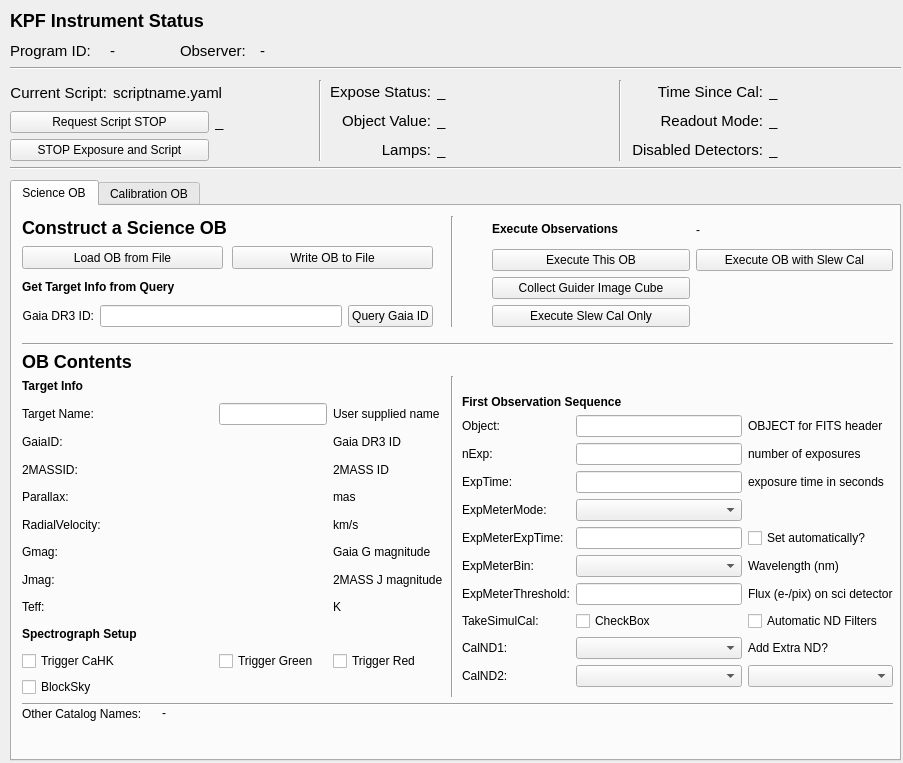
First picture: the form in kpf/OB_GUI/KPF_OB_GUI.ui, repository KeckObservatory/KPFTranslator, before the edit.
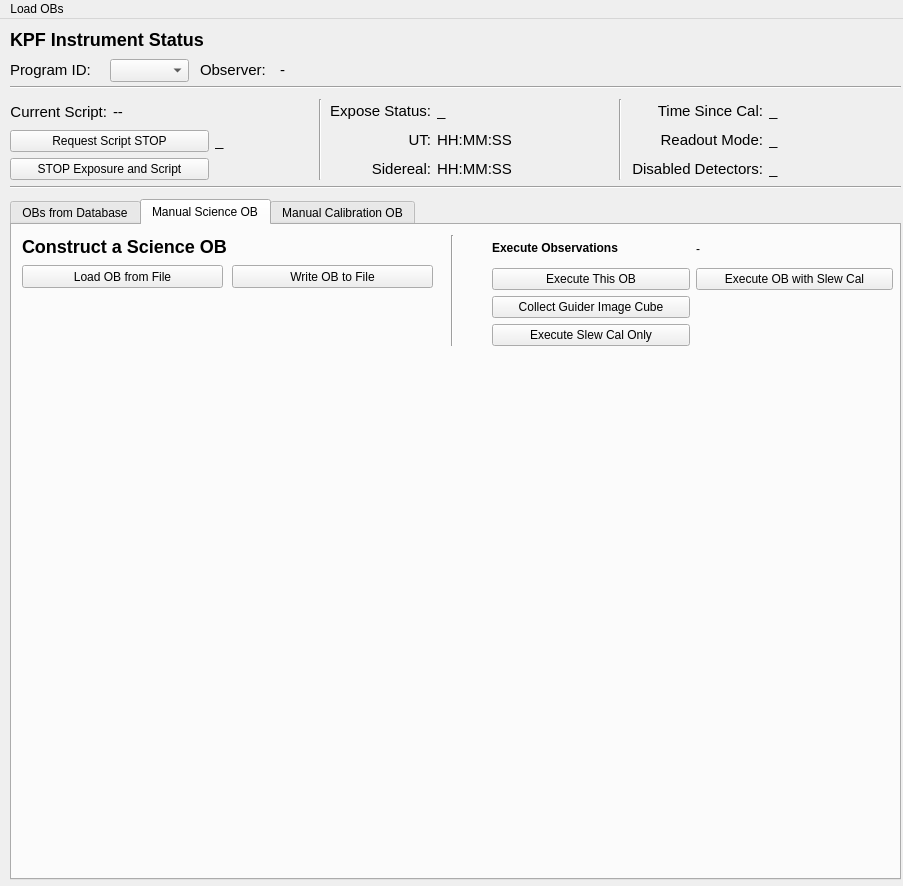
Second picture: the form after the edit. The open tabs and pages were chosen to show the change.

Commit message: Drafting OB GUI

```diff
--- a/kpf/OB_GUI/KPF_OB_GUI.ui
+++ b/kpf/OB_GUI/KPF_OB_GUI.ui
@@ -7,7 +7,7 @@
     <x>0</x>
     <y>0</y>
     <width>903</width>
-    <height>763</height>
+    <height>886</height>
    </rect>
   </property>
   <property name="windowTitle">
@@ -75,7 +75,7 @@
         <number>1</number>
        </property>
        <property name="text">
-        <string>scriptname.yaml</string>
+        <string>--</string>
        </property>
       </widget>
      </item>
@@ -162,7 +162,7 @@
         </font>
        </property>
        <property name="text">
-        <string>Lamps:</string>
+        <string>Sidereal:</string>
        </property>
        <property name="alignment">
         <set>Qt::AlignRight|Qt::AlignTrailing|Qt::AlignVCenter</set>
@@ -177,7 +177,7 @@
         </font>
        </property>
        <property name="text">
-        <string>Object Value:</string>
+        <string>UT:</string>
        </property>
        <property name="alignment">
         <set>Qt::AlignRight|Qt::AlignTrailing|Qt::AlignVCenter</set>
@@ -211,27 +211,27 @@
        </property>
       </widget>
      </item>
-     <item row="1" column="1">
-      <widget class="QLabel" name="object_current_value">
+     <item row="2" column="1">
+      <widget class="QLabel" name="SiderealTimeValue">
        <property name="font">
         <font>
          <pointsize>11</pointsize>
         </font>
        </property>
        <property name="text">
-        <string>_</string>
+        <string>HH:MM:SS</string>
        </property>
       </widget>
      </item>
-     <item row="2" column="1">
-      <widget class="QLabel" name="lamps_value">
+     <item row="1" column="1">
+      <widget class="QLabel" name="UTValue">
        <property name="font">
         <font>
          <pointsize>11</pointsize>
         </font>
        </property>
        <property name="text">
-        <string>_</string>
+        <string>HH:MM:SS</string>
        </property>
       </widget>
      </item>
@@ -365,58 +365,358 @@
       <x>10</x>
       <y>180</y>
       <width>891</width>
-      <height>581</height>
+      <height>681</height>
      </rect>
     </property>
     <property name="currentIndex">
      <number>0</number>
     </property>
+    <widget class="QWidget" name="tab">
+     <attribute name="title">
+      <string>OBs from Database</string>
+     </attribute>
+     <widget class="QGroupBox" name="groupBox">
+      <property name="geometry">
+       <rect>
+        <x>10</x>
+        <y>10</y>
+        <width>511</width>
+        <height>631</height>
+       </rect>
+      </property>
+      <property name="title">
+       <string>Observing Block List</string>
+      </property>
+      <widget class="QComboBox" name="SortOBs_ComboBox">
+       <property name="geometry">
+        <rect>
+         <x>80</x>
+         <y>30</y>
+         <width>141</width>
+         <height>23</height>
+        </rect>
+       </property>
+      </widget>
+      <widget class="QLabel" name="label_88">
+       <property name="geometry">
+        <rect>
+         <x>10</x>
+         <y>30</y>
+         <width>61</width>
+         <height>21</height>
+        </rect>
+       </property>
+       <property name="font">
+        <font>
+         <pointsize>11</pointsize>
+        </font>
+       </property>
+       <property name="text">
+        <string>Sort By:</string>
+       </property>
+      </widget>
+      <widget class="QListView" name="OBList">
+       <property name="geometry">
+        <rect>
+         <x>10</x>
+         <y>60</y>
+         <width>491</width>
+         <height>561</height>
+        </rect>
+       </property>
+      </widget>
+     </widget>
+     <widget class="QGroupBox" name="groupBox_2">
+      <property name="geometry">
+       <rect>
+        <x>540</x>
+        <y>10</y>
+        <width>331</width>
+        <height>631</height>
+       </rect>
+      </property>
+      <property name="title">
+       <string>Selected Observing Block Details</string>
+      </property>
+      <widget class="QWidget" name="gridLayoutWidget_14">
+       <property name="geometry">
+        <rect>
+         <x>10</x>
+         <y>30</y>
+         <width>311</width>
+         <height>201</height>
+        </rect>
+       </property>
+       <layout class="QGridLayout" name="gridLayout_3">
+        <item row="2" column="1">
+         <widget class="QLabel" name="SOB_TargetRA">
+          <property name="text">
+           <string>--</string>
+          </property>
+         </widget>
+        </item>
+        <item row="6" column="1">
+         <widget class="QLabel" name="SOB_nExp">
+          <property name="text">
+           <string>--</string>
+          </property>
+         </widget>
+        </item>
+        <item row="5" column="1">
+         <widget class="QLabel" name="SOB_Gmag">
+          <property name="text">
+           <string>--</string>
+          </property>
+         </widget>
+        </item>
+        <item row="1" column="1">
+         <widget class="QLabel" name="SOB_TargetName">
+          <property name="text">
+           <string>--</string>
+          </property>
+         </widget>
+        </item>
+        <item row="3" column="0">
+         <widget class="QLabel" name="TargetDecLabel">
+          <property name="text">
+           <string>Dec:</string>
+          </property>
+         </widget>
+        </item>
+        <item row="4" column="1">
+         <widget class="QLabel" name="SOB_Jmag">
+          <property name="text">
+           <string>--</string>
+          </property>
+         </widget>
+        </item>
+        <item row="5" column="0">
+         <widget class="QLabel" name="label_47">
+          <property name="text">
+           <string>G magnitude</string>
+          </property>
+         </widget>
+        </item>
+        <item row="6" column="0">
+         <widget class="QLabel" name="label_49">
+          <property name="text">
+           <string>nExp:</string>
+          </property>
+         </widget>
+        </item>
+        <item row="7" column="0">
+         <widget class="QLabel" name="label_51">
+          <property name="text">
+           <string>ExpTime:</string>
+          </property>
+         </widget>
+        </item>
+        <item row="7" column="1">
+         <widget class="QLabel" name="SOB_ExpTime">
+          <property name="text">
+           <string>--</string>
+          </property>
+         </widget>
+        </item>
+        <item row="4" column="0">
+         <widget class="QLabel" name="label_45">
+          <property name="text">
+           <string>J magnitude:</string>
+          </property>
+         </widget>
+        </item>
+        <item row="3" column="1">
+         <widget class="QLabel" name="SOB_TargetDec">
+          <property name="text">
+           <string>--</string>
+          </property>
+         </widget>
+        </item>
+        <item row="2" column="0">
+         <widget class="QLabel" name="TargetRALabel">
+          <property name="text">
+           <string>RA:</string>
+          </property>
+         </widget>
+        </item>
+        <item row="1" column="0">
+         <widget class="QLabel" name="TargetNameLabel">
+          <property name="text">
+           <string>Target Name:</string>
+          </property>
+         </widget>
+        </item>
+        <item row="0" column="0">
+         <widget class="QLabel" name="label_73">
+          <property name="text">
+           <string>OB Values</string>
+          </property>
+         </widget>
+        </item>
+       </layout>
+      </widget>
+      <widget class="QWidget" name="gridLayoutWidget_15">
+       <property name="geometry">
+        <rect>
+         <x>10</x>
+         <y>240</y>
+         <width>311</width>
+         <height>201</height>
+        </rect>
+       </property>
+       <layout class="QGridLayout" name="gridLayout_4">
+        <item row="5" column="1">
+         <widget class="QLabel" name="SOB_TimeToSet">
+          <property name="text">
+           <string>--</string>
+          </property>
+         </widget>
+        </item>
+        <item row="2" column="0">
+         <widget class="QLabel" name="label_69">
+          <property name="text">
+           <string>Az:</string>
+          </property>
+         </widget>
+        </item>
+        <item row="1" column="1">
+         <widget class="QLabel" name="SOB_EL">
+          <property name="text">
+           <string>--</string>
+          </property>
+         </widget>
+        </item>
+        <item row="3" column="0">
+         <widget class="QLabel" name="label_61">
+          <property name="text">
+           <string>Airmass:</string>
+          </property>
+         </widget>
+        </item>
+        <item row="6" column="0">
+         <widget class="QLabel" name="label_64">
+          <property name="text">
+           <string>Az Slew Distance:</string>
+          </property>
+         </widget>
+        </item>
+        <item row="1" column="0">
+         <widget class="QLabel" name="label_70">
+          <property name="text">
+           <string>Alt:</string>
+          </property>
+         </widget>
+        </item>
+        <item row="5" column="0">
+         <widget class="QLabel" name="label_63">
+          <property name="text">
+           <string>Time Until Set (30 / limit):</string>
+          </property>
+         </widget>
+        </item>
+        <item row="4" column="0">
+         <widget class="QLabel" name="label_67">
+          <property name="text">
+           <string>Time Until Rise:</string>
+          </property>
+         </widget>
+        </item>
+        <item row="6" column="1">
+         <widget class="QLabel" name="SOB_AzSlew">
+          <property name="text">
+           <string>--</string>
+          </property>
+         </widget>
+        </item>
+        <item row="2" column="1">
+         <widget class="QLabel" name="SOB_Az">
+          <property name="text">
+           <string>--</string>
+          </property>
+         </widget>
+        </item>
+        <item row="7" column="1">
+         <widget class="QLabel" name="SOB_ELSlew">
+          <property name="text">
+           <string>--</string>
+          </property>
+         </widget>
+        </item>
+        <item row="4" column="1">
+         <widget class="QLabel" name="SOB_TimeToRise">
+          <property name="text">
+           <string>--</string>
+          </property>
+         </widget>
+        </item>
+        <item row="7" column="0">
+         <widget class="QLabel" name="label_65">
+          <property name="text">
+           <string>EL Slew Distance:</string>
+          </property>
+         </widget>
+        </item>
+        <item row="3" column="1">
+         <widget class="QLabel" name="SOB_Airmass">
+          <property name="text">
+           <string>--</string>
+          </property>
+         </widget>
+        </item>
+        <item row="0" column="0">
+         <widget class="QLabel" name="label_72">
+          <property name="text">
+           <string>Calculated Values</string>
+          </property>
+         </widget>
+        </item>
+       </layout>
+      </widget>
+      <widget class="QPushButton" name="SOB_ExecuteButton">
+       <property name="geometry">
+        <rect>
+         <x>10</x>
+         <y>450</y>
+         <width>181</width>
+         <height>23</height>
+        </rect>
+       </property>
+       <property name="text">
+        <string>Execute Selected OB</string>
+       </property>
+      </widget>
+      <widget class="QPushButton" name="SOB_HideButton">
+       <property name="geometry">
+        <rect>
+         <x>10</x>
+         <y>510</y>
+         <width>181</width>
+         <height>23</height>
+        </rect>
+       </property>
+       <property name="text">
+        <string>Hide Selected OB in List</string>
+       </property>
+      </widget>
+      <widget class="QPushButton" name="SOB_ExecuteWithSlewCalButton">
+       <property name="geometry">
+        <rect>
+         <x>10</x>
+         <y>480</y>
+         <width>181</width>
+         <height>23</height>
+        </rect>
+       </property>
+       <property name="text">
+        <string>Execute OB with Slew Cal</string>
+       </property>
+      </widget>
+     </widget>
+    </widget>
     <widget class="QWidget" name="ScienceOB">
      <attribute name="title">
-      <string>Science OB</string>
+      <string>Manual Science OB</string>
      </attribute>
-     <widget class="QWidget" name="gridLayoutWidget">
-      <property name="geometry">
-       <rect>
-        <x>10</x>
-        <y>70</y>
-        <width>411</width>
-        <height>51</height>
-       </rect>
-      </property>
-      <layout class="QGridLayout" name="construct_layout">
-       <item row="3" column="0">
-        <widget class="QLabel" name="label_7">
-         <property name="text">
-          <string>Gaia DR3 ID:</string>
-         </property>
-         <property name="alignment">
-          <set>Qt::AlignRight|Qt::AlignTrailing|Qt::AlignVCenter</set>
-         </property>
-        </widget>
-       </item>
-       <item row="3" column="2">
-        <widget class="QPushButton" name="query_gaia_btn">
-         <property name="toolTip">
-          <string>Fills Target Info section of the OB from a Vizier query of the Gaia DR3 catalog.</string>
-         </property>
-         <property name="text">
-          <string>Query Gaia ID</string>
-         </property>
-        </widget>
-       </item>
-       <item row="2" column="0" colspan="2">
-        <widget class="QLabel" name="label_3">
-         <property name="text">
-          <string>&lt;html&gt;&lt;head/&gt;&lt;body&gt;&lt;h4 style=&quot; margin-top:12px; margin-bottom:12px; margin-left:0px; margin-right:0px; -qt-block-indent:0; text-indent:0px;&quot;&gt;&lt;span style=&quot; font-size:medium; font-weight:600;&quot;&gt;Get Target Info from Query&lt;/span&gt;&lt;/h4&gt;&lt;/body&gt;&lt;/html&gt;</string>
-         </property>
-        </widget>
-       </item>
-       <item row="3" column="1">
-        <widget class="QLineEdit" name="gaia_id_query_input"/>
-       </item>
-      </layout>
-     </widget>
      <widget class="QWidget" name="gridLayoutWidget_5">
       <property name="geometry">
        <rect>
@@ -499,457 +799,6 @@
        <enum>Qt::Vertical</enum>
       </property>
      </widget>
-     <widget class="Line" name="line_7">
-      <property name="geometry">
-       <rect>
-        <x>10</x>
-        <y>130</y>
-        <width>871</width>
-        <height>16</height>
-       </rect>
-      </property>
-      <property name="orientation">
-       <enum>Qt::Horizontal</enum>
-      </property>
-     </widget>
-     <widget class="QLabel" name="label_16">
-      <property name="geometry">
-       <rect>
-        <x>10</x>
-        <y>140</y>
-        <width>381</width>
-        <height>31</height>
-       </rect>
-      </property>
-      <property name="text">
-       <string>&lt;h2&gt;OB Contents&lt;/h2&gt;</string>
-      </property>
-     </widget>
-     <widget class="QWidget" name="gridLayoutWidget_6">
-      <property name="geometry">
-       <rect>
-        <x>10</x>
-        <y>170</y>
-        <width>421</width>
-        <height>321</height>
-       </rect>
-      </property>
-      <layout class="QGridLayout" name="ob_contents_layout" columnstretch="100,0,0">
-       <property name="sizeConstraint">
-        <enum>QLayout::SetDefaultConstraint</enum>
-       </property>
-       <item row="10" column="0">
-        <widget class="QCheckBox" name="TriggerCaHK">
-         <property name="text">
-          <string>Trigger CaHK</string>
-         </property>
-        </widget>
-       </item>
-       <item row="2" column="2">
-        <widget class="QLabel" name="label_24">
-         <property name="text">
-          <string>Gaia DR3 ID</string>
-         </property>
-        </widget>
-       </item>
-       <item row="1" column="1">
-        <widget class="QLineEdit" name="TargetName"/>
-       </item>
-       <item row="7" column="2">
-        <widget class="QLabel" name="label_41">
-         <property name="text">
-          <string>2MASS J magnitude</string>
-         </property>
-        </widget>
-       </item>
-       <item row="0" column="0" colspan="2">
-        <widget class="QLabel" name="label_15">
-         <property name="text">
-          <string>&lt;h4&gt;Target Info&lt;/h4&gt;</string>
-         </property>
-        </widget>
-       </item>
-       <item row="2" column="1">
-        <widget class="QLabel" name="GaiaID">
-         <property name="text">
-          <string/>
-         </property>
-        </widget>
-       </item>
-       <item row="8" column="2">
-        <widget class="QLabel" name="label_42">
-         <property name="text">
-          <string>K</string>
-         </property>
-        </widget>
-       </item>
-       <item row="3" column="2">
-        <widget class="QLabel" name="label_27">
-         <property name="text">
-          <string>2MASS ID</string>
-         </property>
-        </widget>
-       </item>
-       <item row="7" column="0">
-        <widget class="QLabel" name="label_35">
-         <property name="text">
-          <string>Jmag:</string>
-         </property>
-        </widget>
-       </item>
-       <item row="5" column="0">
-        <widget class="QLabel" name="label_31">
-         <property name="text">
-          <string>RadialVelocity:</string>
-         </property>
-        </widget>
-       </item>
-       <item row="6" column="0">
-        <widget class="QLabel" name="label_34">
-         <property name="text">
-          <string>Gmag:</string>
-         </property>
-        </widget>
-       </item>
-       <item row="1" column="0">
-        <widget class="QLabel" name="label_20">
-         <property name="text">
-          <string>Target Name:</string>
-         </property>
-        </widget>
-       </item>
-       <item row="4" column="1">
-        <widget class="QLabel" name="Parallax">
-         <property name="text">
-          <string/>
-         </property>
-        </widget>
-       </item>
-       <item row="7" column="1">
-        <widget class="QLabel" name="Jmag">
-         <property name="text">
-          <string/>
-         </property>
-        </widget>
-       </item>
-       <item row="10" column="1">
-        <widget class="QCheckBox" name="TriggerGreen">
-         <property name="text">
-          <string>Trigger Green</string>
-         </property>
-        </widget>
-       </item>
-       <item row="3" column="1">
-        <widget class="QLabel" name="twoMASSID">
-         <property name="text">
-          <string/>
-         </property>
-        </widget>
-       </item>
-       <item row="4" column="0">
-        <widget class="QLabel" name="label_28">
-         <property name="text">
-          <string>Parallax:</string>
-         </property>
-        </widget>
-       </item>
-       <item row="3" column="0">
-        <widget class="QLabel" name="label_25">
-         <property name="text">
-          <string>2MASSID:</string>
-         </property>
-        </widget>
-       </item>
-       <item row="1" column="2">
-        <widget class="QLabel" name="label_21">
-         <property name="text">
-          <string>User supplied name</string>
-         </property>
-        </widget>
-       </item>
-       <item row="6" column="2">
-        <widget class="QLabel" name="label_40">
-         <property name="text">
-          <string>Gaia G magnitude</string>
-         </property>
-        </widget>
-       </item>
-       <item row="8" column="0">
-        <widget class="QLabel" name="label_36">
-         <property name="text">
-          <string>Teff:</string>
-         </property>
-        </widget>
-       </item>
-       <item row="4" column="2">
-        <widget class="QLabel" name="label_30">
-         <property name="text">
-          <string>mas</string>
-         </property>
-        </widget>
-       </item>
-       <item row="9" column="0">
-        <widget class="QLabel" name="label_19">
-         <property name="text">
-          <string>&lt;h4&gt;Spectrograph Setup&lt;/h4&gt;</string>
-         </property>
-        </widget>
-       </item>
-       <item row="2" column="0">
-        <widget class="QLabel" name="label_22">
-         <property name="text">
-          <string>GaiaID:</string>
-         </property>
-        </widget>
-       </item>
-       <item row="5" column="2">
-        <widget class="QLabel" name="label_33">
-         <property name="text">
-          <string>km/s</string>
-         </property>
-        </widget>
-       </item>
-       <item row="8" column="1">
-        <widget class="QLabel" name="Teff">
-         <property name="text">
-          <string/>
-         </property>
-        </widget>
-       </item>
-       <item row="10" column="2">
-        <widget class="QCheckBox" name="TriggerRed">
-         <property name="text">
-          <string>Trigger Red</string>
-         </property>
-        </widget>
-       </item>
-       <item row="6" column="1">
-        <widget class="QLabel" name="Gmag">
-         <property name="text">
-          <string/>
-         </property>
-        </widget>
-       </item>
-       <item row="5" column="1">
-        <widget class="QLabel" name="RadialVelocity">
-         <property name="text">
-          <string/>
-         </property>
-        </widget>
-       </item>
-       <item row="11" column="0">
-        <widget class="QCheckBox" name="BlockSky">
-         <property name="text">
-          <string>BlockSky</string>
-         </property>
-        </widget>
-       </item>
-      </layout>
-     </widget>
-     <widget class="QWidget" name="gridLayoutWidget_7">
-      <property name="geometry">
-       <rect>
-        <x>450</x>
-        <y>170</y>
-        <width>431</width>
-        <height>311</height>
-       </rect>
-      </property>
-      <layout class="QGridLayout" name="obs_seq_layout" columnstretch="0,0,0,0">
-       <property name="sizeConstraint">
-        <enum>QLayout::SetDefaultConstraint</enum>
-       </property>
-       <item row="5" column="3">
-        <widget class="QLabel" name="ObjectNote">
-         <property name="text">
-          <string>OBJECT for FITS header</string>
-         </property>
-        </widget>
-       </item>
-       <item row="8" column="1">
-        <widget class="QLabel" name="ExpMeterModeLabel">
-         <property name="text">
-          <string>ExpMeterMode:</string>
-         </property>
-        </widget>
-       </item>
-       <item row="5" column="1">
-        <widget class="QLabel" name="ObjectLabel">
-         <property name="text">
-          <string>Object:</string>
-         </property>
-        </widget>
-       </item>
-       <item row="9" column="1">
-        <widget class="QLabel" name="ExpMeterExpTimeLabel">
-         <property name="text">
-          <string>ExpMeterExpTime:</string>
-         </property>
-        </widget>
-       </item>
-       <item row="13" column="1">
-        <widget class="QLabel" name="CalND1Label">
-         <property name="text">
-          <string>CalND1:</string>
-         </property>
-        </widget>
-       </item>
-       <item row="4" column="1" colspan="2">
-        <widget class="QLabel" name="label_44">
-         <property name="text">
-          <string>&lt;h4&gt;First Observation Sequence&lt;/h4&gt;</string>
-         </property>
-         <property name="alignment">
-          <set>Qt::AlignBottom|Qt::AlignLeading|Qt::AlignLeft</set>
-         </property>
-        </widget>
-       </item>
-       <item row="14" column="1">
-        <widget class="QLabel" name="CalND2Label">
-         <property name="text">
-          <string>CalND2:</string>
-         </property>
-        </widget>
-       </item>
-       <item row="14" column="2">
-        <widget class="QComboBox" name="CalND2"/>
-       </item>
-       <item row="7" column="2">
-        <widget class="QLineEdit" name="ExpTimeEdit"/>
-       </item>
-       <item row="9" column="2">
-        <widget class="QLineEdit" name="ExpMeterExpTimeEdit"/>
-       </item>
-       <item row="10" column="1">
-        <widget class="QLabel" name="ExpMeterBinLabel">
-         <property name="text">
-          <string>ExpMeterBin:</string>
-         </property>
-        </widget>
-       </item>
-       <item row="9" column="3">
-        <widget class="QCheckBox" name="AutoEMExpTime">
-         <property name="text">
-          <string>Set automatically?</string>
-         </property>
-        </widget>
-       </item>
-       <item row="6" column="1">
-        <widget class="QLabel" name="nExpLabel">
-         <property name="text">
-          <string>nExp:</string>
-         </property>
-        </widget>
-       </item>
-       <item row="7" column="1">
-        <widget class="QLabel" name="ExpTimeLabel">
-         <property name="text">
-          <string>ExpTime:</string>
-         </property>
-        </widget>
-       </item>
-       <item row="5" column="2">
-        <widget class="QLineEdit" name="ObjectEdit"/>
-       </item>
-       <item row="8" column="2">
-        <widget class="QComboBox" name="ExpMeterMode"/>
-       </item>
-       <item row="6" column="3">
-        <widget class="QLabel" name="nExpNote">
-         <property name="text">
-          <string>number of exposures</string>
-         </property>
-        </widget>
-       </item>
-       <item row="12" column="2">
-        <widget class="QCheckBox" name="TakeSimulCal">
-         <property name="text">
-          <string>CheckBox</string>
-         </property>
-        </widget>
-       </item>
-       <item row="13" column="2">
-        <widget class="QComboBox" name="CalND1"/>
-       </item>
-       <item row="12" column="1">
-        <widget class="QLabel" name="TakeSimulCalLabel">
-         <property name="text">
-          <string>TakeSimulCal:</string>
-         </property>
-        </widget>
-       </item>
-       <item row="7" column="3">
-        <widget class="QLabel" name="ExpTimeNote">
-         <property name="text">
-          <string>exposure time in seconds</string>
-         </property>
-        </widget>
-       </item>
-       <item row="6" column="2">
-        <widget class="QLineEdit" name="nExpEdit"/>
-       </item>
-       <item row="11" column="1">
-        <widget class="QLabel" name="ExpMeterThresholdLabel">
-         <property name="text">
-          <string>ExpMeterThreshold:</string>
-         </property>
-        </widget>
-       </item>
-       <item row="10" column="3">
-        <widget class="QLabel" name="ExpMeterBinNote">
-         <property name="text">
-          <string>Wavelength (nm)</string>
-         </property>
-        </widget>
-       </item>
-       <item row="11" column="3">
-        <widget class="QLabel" name="ExpMeterThresholdNote">
-         <property name="text">
-          <string>Flux (e-/pix) on sci detector</string>
-         </property>
-        </widget>
-       </item>
-       <item row="11" column="2">
-        <widget class="QLineEdit" name="ExpMeterThresholdEdit"/>
-       </item>
-       <item row="10" column="2">
-        <widget class="QComboBox" name="ExpMeterBin"/>
-       </item>
-       <item row="12" column="3">
-        <widget class="QCheckBox" name="AutoNDFilters">
-         <property name="enabled">
-          <bool>true</bool>
-         </property>
-         <property name="text">
-          <string>Automatic ND Filters</string>
-         </property>
-        </widget>
-       </item>
-       <item row="13" column="3">
-        <widget class="QLabel" name="ExtraNDLabel">
-         <property name="text">
-          <string>Add Extra ND?</string>
-         </property>
-        </widget>
-       </item>
-       <item row="14" column="3">
-        <widget class="QComboBox" name="ExtraND"/>
-       </item>
-      </layout>
-     </widget>
-     <widget class="Line" name="line_4">
-      <property name="geometry">
-       <rect>
-        <x>430</x>
-        <y>170</y>
-        <width>20</width>
-        <height>321</height>
-       </rect>
-      </property>
-      <property name="orientation">
-       <enum>Qt::Vertical</enum>
-      </property>
-     </widget>
      <widget class="QLabel" name="label_17">
       <property name="geometry">
        <rect>
@@ -992,61 +841,13 @@
        <string>Write OB to File</string>
       </property>
      </widget>
-     <widget class="QLabel" name="label_88">
-      <property name="geometry">
-       <rect>
-        <x>10</x>
-        <y>500</y>
-        <width>141</width>
-        <height>16</height>
-       </rect>
-      </property>
-      <property name="text">
-       <string>Other Catalog Names:</string>
-      </property>
-      <property name="wordWrap">
-       <bool>true</bool>
-      </property>
-     </widget>
-     <widget class="QLabel" name="other_names">
-      <property name="geometry">
-       <rect>
-        <x>150</x>
-        <y>500</y>
-        <width>731</width>
-        <height>51</height>
-       </rect>
-      </property>
-      <property name="text">
-       <string>-</string>
-      </property>
-      <property name="alignment">
-       <set>Qt::AlignLeading|Qt::AlignLeft|Qt::AlignTop</set>
-      </property>
-      <property name="wordWrap">
-       <bool>true</bool>
-      </property>
-     </widget>
-     <widget class="Line" name="line_8">
-      <property name="geometry">
-       <rect>
-        <x>10</x>
-        <y>490</y>
-        <width>871</width>
-        <height>16</height>
-       </rect>
-      </property>
-      <property name="orientation">
-       <enum>Qt::Horizontal</enum>
-      </property>
-     </widget>
     </widget>
     <widget class="QWidget" name="CalibrationOB">
      <property name="enabled">
       <bool>true</bool>
      </property>
      <attribute name="title">
-      <string>Calibration OB</string>
+      <string>Manual Calibration OB</string>
      </attribute>
      <widget class="QLabel" name="label_56">
       <property name="enabled">
@@ -1660,7 +1461,7 @@
    <widget class="QLabel" name="label_89">
     <property name="geometry">
      <rect>
-      <x>180</x>
+      <x>200</x>
       <y>40</y>
       <width>81</width>
       <height>21</height>
@@ -1696,9 +1497,9 @@
    <widget class="QLabel" name="Observer">
     <property name="geometry">
      <rect>
-      <x>260</x>
+      <x>280</x>
       <y>40</y>
-      <width>591</width>
+      <width>571</width>
       <height>21</height>
      </rect>
     </property>
@@ -1724,24 +1525,34 @@
      <enum>Qt::Horizontal</enum>
     </property>
    </widget>
-   <widget class="QLabel" name="progID">
+   <widget class="QComboBox" name="ProgID_ComboBox">
     <property name="geometry">
      <rect>
       <x>110</x>
       <y>40</y>
-      <width>59</width>
-      <height>21</height>
+      <width>79</width>
+      <height>23</height>
      </rect>
     </property>
-    <property name="font">
-     <font>
-      <pointsize>11</pointsize>
-     </font>
+   </widget>
+  </widget>
+  <widget class="QMenuBar" name="menuBar">
+   <property name="geometry">
+    <rect>
+     <x>0</x>
+     <y>0</y>
+     <width>903</width>
+     <height>20</height>
+    </rect>
+   </property>
+   <widget class="QMenu" name="menuFile">
+    <property name="title">
+     <string>Load OBs</string>
     </property>
-    <property name="text">
-     <string>-</string>
-    </property>
+    <addaction name="actionLoad_OBs_from_file"/>
+    <addaction name="actionRefresh_OBs_from_Database"/>
    </widget>
+   <addaction name="menuFile"/>
   </widget>
  </widget>
  <resources/>
```
Left out of the diff: 525 changed lines with no effect on the pictures. The commit also changes 2 other files.
